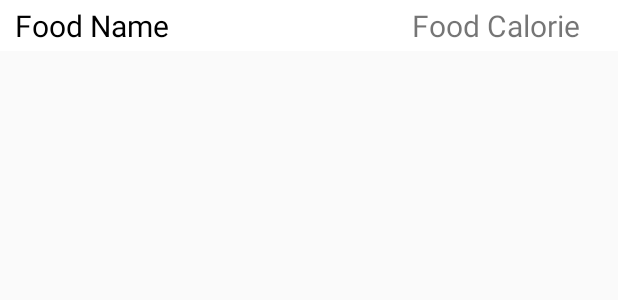
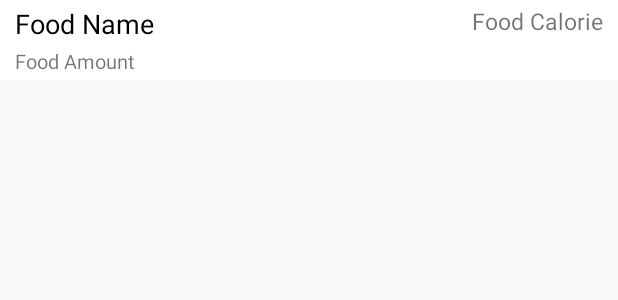
Before and after one commit to GameOnAnil/DailyCaloriesCalculator, an Android app: the layout addfood_list.xml on its own in the app's theme, with its tools: preview values and no code run, on a phone screen of 412 x 824 dp. Shown: the top 300 px of the screen. Run offline under Robolectric (Android 15) with nearby library versions, the phone set to English and light mode, and no system bars.

Commit message:
Added actual food list in db. Added new field in Food model so tha it store foodAmount and displayed in recyclerview of search food

```diff
--- a/app/src/main/java/com/gameonanil/dailycaloriescalculator/Adapters/AddFoodAdapter.java
+++ b/app/src/main/java/com/gameonanil/dailycaloriescalculator/Adapters/AddFoodAdapter.java
@@ -80,7 +80,8 @@ public class AddFoodAdapter extends PagedListAdapter<Food, AddFoodAdapter.AddFoo
             Log.d(TAG, "onBindViewHolder: current food "+currentFood.getFoodName());
              if(currentFood != null){
                  holder.foodName.setText(currentFood.getFoodName());
-                 holder.foodCalorie.setText(String.valueOf(currentFood.getFoodCalories()));
+                 holder.foodCalorie.setText(String.valueOf(currentFood.getFoodCalories())+" kcal");
+                 holder.foodAmount.setText(currentFood.getFoodAmount());
 
 
              }
@@ -96,12 +97,14 @@ public class AddFoodAdapter extends PagedListAdapter<Food, AddFoodAdapter.AddFoo
     public class AddFoodViewHolder extends RecyclerView.ViewHolder {
         TextView foodName;
         TextView foodCalorie;
+        TextView foodAmount;
 
 
         public AddFoodViewHolder(@NonNull View itemView) {
             super(itemView);
             foodName = itemView.findViewById(R.id.add_food_food_name);
             foodCalorie = itemView.findViewById(R.id.add_food_calorie);
+            foodAmount = itemView.findViewById(R.id.add_food_food_amount);
 
             itemView.setOnClickListener(new View.OnClickListener() {
                 @Override
--- a/app/src/main/res/layout/addfood_list.xml
+++ b/app/src/main/res/layout/addfood_list.xml
@@ -2,30 +2,51 @@
 <RelativeLayout xmlns:android="http://schemas.android.com/apk/res/android"
     android:layout_width="match_parent"
     android:layout_height="wrap_content"
-    android:background="#fff">
+    android:background="#fff"
+    android:layout_marginBottom="3dp">
+
+
+        <TextView
+            android:id="@+id/add_food_calorie"
+            android:layout_width="wrap_content"
+            android:layout_height="wrap_content"
+            android:text="Food Calorie"
+            android:textSize="15dp"
+            android:layout_alignParentEnd="true"
+
+            android:layout_marginTop="3dp"
+            android:layout_marginBottom="3dp"
+            android:layout_marginEnd="10dp"
+
+            />
+    <TextView
+        android:id="@+id/add_food_food_name"
+        android:layout_width="match_parent"
+        android:layout_height="wrap_content"
+        android:layout_marginEnd="100dp"
+        android:text="Food Name"
+        android:textSize="18dp"
+        android:textColor="#000"
+        android:layout_marginTop="3dp"
+
+        android:layout_marginStart="10dp"
+        android:layout_toStartOf="@+id/food_Calorie"
+
+        />
+
 
     <TextView
-        android:id="@+id/add_food_food_name"
+        android:id="@+id/add_food_food_amount"
         android:layout_width="wrap_content"
         android:layout_height="wrap_content"
-        android:text="Food Name"
-        android:textSize="20dp"
-        android:textColor="#000"
+        android:text="Food Amount"
+        android:textSize="13dp"
+        android:layout_below="@+id/add_food_food_name"
         android:layout_marginTop="3dp"
         android:layout_marginBottom="3dp"
         android:layout_marginStart="10dp"
         />
 
-    <TextView
-        android:id="@+id/add_food_calorie"
-        android:layout_width="wrap_content"
-        android:layout_height="wrap_content"
-        android:text="Food Calorie"
-        android:textSize="20dp"
-        android:layout_alignParentEnd="true"
-        android:layout_marginTop="3dp"
-        android:layout_marginBottom="3dp"
-        android:layout_marginEnd="25dp"
-        />
+
 
 </RelativeLayout>
--- a/app/src/main/res/layout/breakfast_list.xml
+++ b/app/src/main/res/layout/breakfast_list.xml
@@ -2,13 +2,14 @@
 <RelativeLayout xmlns:android="http://schemas.android.com/apk/res/android"
     android:layout_width="match_parent"
     android:layout_height="wrap_content"
-    android:background="#fff">
+    >
 
     <TextView
         android:id="@+id/breakfast_food_name"
         android:layout_width="wrap_content"
         android:layout_height="wrap_content"
         android:text="Food Name"
+        android:textColor="#000"
         android:layout_marginTop="2dp"
         android:layout_marginBottom="2dp"
         android:layout_marginStart="10dp"
--- a/app/src/main/res/layout/dinner_list.xml
+++ b/app/src/main/res/layout/dinner_list.xml
@@ -2,13 +2,14 @@
 <RelativeLayout xmlns:android="http://schemas.android.com/apk/res/android"
     android:layout_width="match_parent"
     android:layout_height="wrap_content"
-    android:background="#fff">
+   >
 
     <TextView
         android:id="@+id/dinner_food_name"
         android:layout_width="wrap_content"
         android:layout_height="wrap_content"
         android:text="Food Name"
+        android:textColor="#000"
         android:layout_marginTop="2dp"
         android:layout_marginBottom="2dp"
         android:layout_marginStart="10dp"
--- a/app/src/main/res/layout/lunch_list.xml
+++ b/app/src/main/res/layout/lunch_list.xml
@@ -2,13 +2,14 @@
 <RelativeLayout xmlns:android="http://schemas.android.com/apk/res/android"
     android:layout_width="match_parent"
     android:layout_height="wrap_content"
-    android:background="#fff">
+    >
 
     <TextView
         android:id="@+id/lunch_food_name"
         android:layout_width="wrap_content"
         android:layout_height="wrap_content"
         android:text="Food Name"
+        android:textColor="#000"
         android:layout_marginTop="2dp"
         android:layout_marginBottom="2dp"
         android:layout_marginStart="10dp"
```
Also changed, not shown: app/src/main/java/com/gameonanil/dailycaloriescalculator/Model/Food.java (+8 -2 lines), app/src/main/java/com/gameonanil/dailycaloriescalculator/RoomDB/FoodDatabase.java (+53 -37 lines), app/src/main/java/com/gameonanil/dailycaloriescalculator/UI/SearchFragment.java (+3 -15 lines), app/src/main/res/layout/fragment_search.xml (+3 -15 lines).
